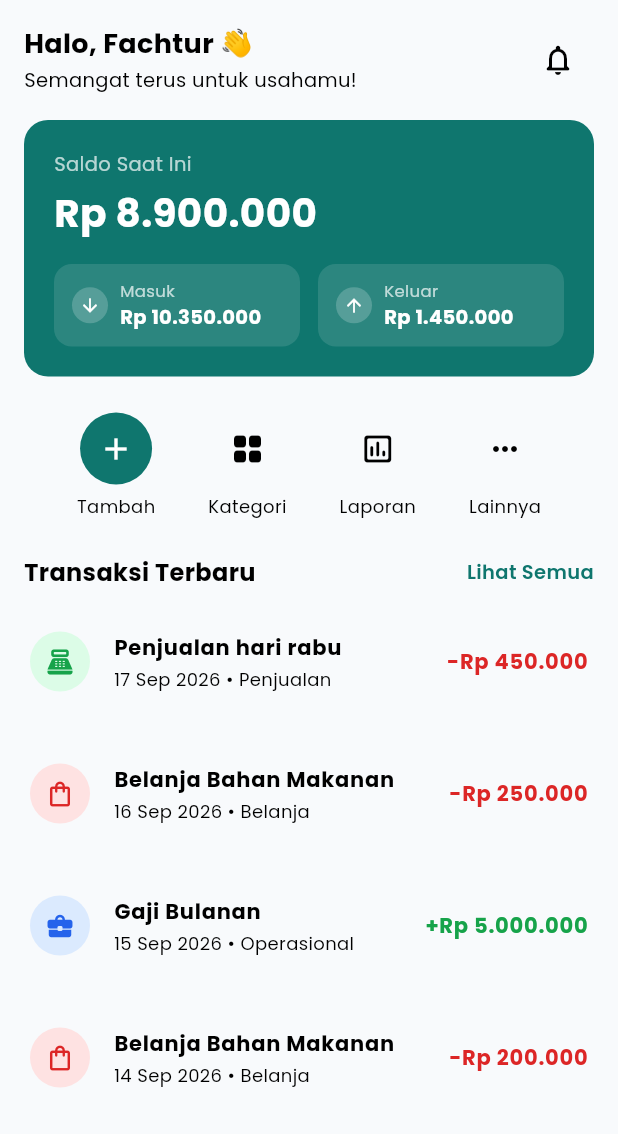
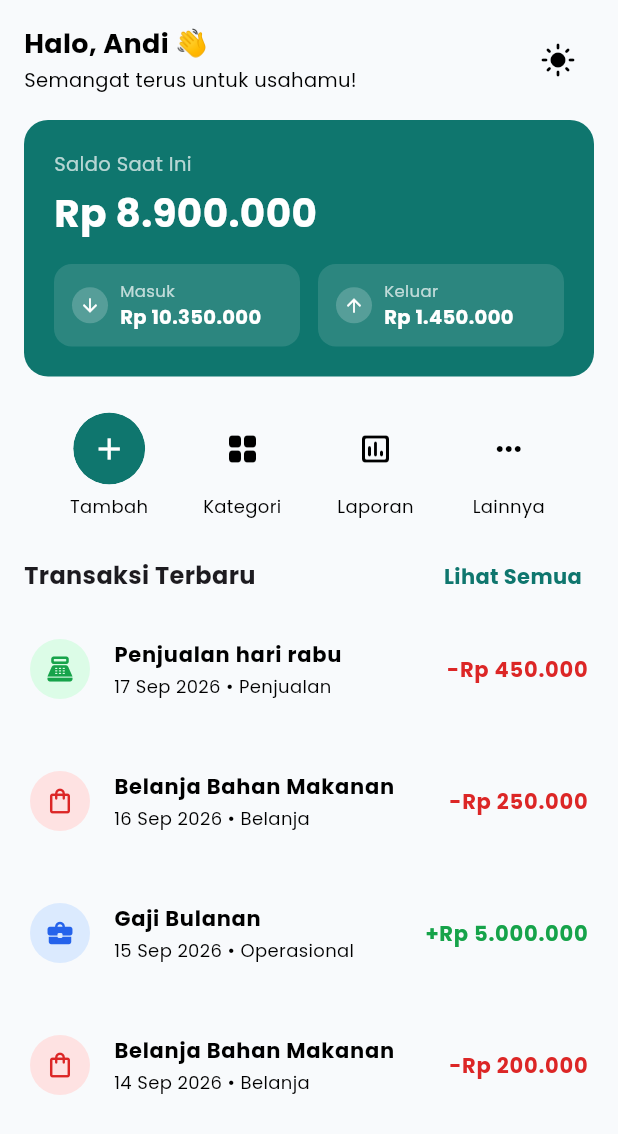
Before and after one commit to fachturrpl1/tallo, a Flutter app: the screen it shows after launch, on a phone screen of 412 x 824 dp. Shown: the top 1134 px of the screen. Run offline on Flutter 3.47's test engine with Material 3 defaults, Android fonts, the phone set to English and light mode, and no system bars; our stand-ins replace google_fonts, shared_preferences.

Commit message:
chore: semifinal application

```diff
--- a/lib/features/pages/dashboard_page.dart
+++ b/lib/features/pages/dashboard_page.dart
@@ -1,4 +1,5 @@
 import 'package:flutter/material.dart';
+import 'package:tallo/features/pages/transactions_page.dart';
 import '../models/transactions.dart';
 import '../models/transaction_summary.dart';
 import '../models/balance_result.dart';
@@ -8,16 +9,21 @@ import '../widgets/dashboard/dashboard_section_header.dart';
 import '../widgets/dashboard/transactions_summary.dart';
 import '../widgets/transactions/card/transactions_card.dart';
 import 'transaction_detail_page.dart';
-import 'transactions_page.dart';
 
 class DashboardPage extends StatelessWidget {
   final List<Transactions> transactionsList;
   final String userName;
+  final bool isDarkMode;
+  final VoidCallback? onThemeToggle;
+  final VoidCallback? onViewAllTap;
 
   const DashboardPage({
     super.key,
     required this.transactionsList,
-    this.userName = 'Fachtur',
+    this.userName = 'Andi',
+    required this.isDarkMode,
+    this.onThemeToggle,
+    this.onViewAllTap,
   });
 
   List<Transactions> get _recentTransactions {
@@ -28,20 +34,20 @@ class DashboardPage extends StatelessWidget {
 
   @override
   Widget build(BuildContext context) {
-    // Ringkasan & saldo dihitung dari SELURUH data (bukan hasil filter),
-    // karena dashboard menampilkan kondisi keuangan keseluruhan.
     final summary = TransactionSummary.fromList(transactionsList);
     final balanceResult = calculateBalance(transactionsList);
     final recentTransactions = _recentTransactions;
 
     return Scaffold(
       body: SafeArea(
+        bottom: false,
         child: ListView(
           padding: const EdgeInsets.all(16),
           children: [
             DashboardGreeting(
               userName: userName,
-              onNotificationTap: () {}, // TODO: fitur notifikasi belum ada
+              isDarkMode: isDarkMode,
+              onThemeToggle: onThemeToggle,
             ),
             const SizedBox(height: 16),
             TransactionSummaryBox(
@@ -59,12 +65,14 @@ class DashboardPage extends StatelessWidget {
             DashboardSectionHeader(
               title: 'Transaksi Terbaru',
               actionLabel: 'Lihat Semua',
-              onActionTap: () {
+              onActionTap: onViewAllTap ??
+                  () {
                     Navigator.push(
                       context,
                       MaterialPageRoute(
-                    builder: (context) =>
-                        TransactionsPage(transactionsList: transactionsList),
+                        builder: (context) => TransactionsPage(
+                          transactionsList: transactionsList,
+                        ),
                       ),
                     );
                   },
--- a/lib/features/pages/splashscreen.dart
+++ b/lib/features/pages/splashscreen.dart
@@ -1,11 +1,18 @@
 import 'package:flutter/material.dart';
 import '../models/transactions.dart';
-import 'transactions_page.dart';
+import 'dashboard_page.dart'; // ganti dari 'transactions_page.dart'
 
 class SplashScreen extends StatefulWidget {
   final List<Transactions> transactionsList;
+  final bool isDarkMode; // tambahan — field yang sebelumnya hilang
+  final VoidCallback onThemeToggle; // tambahan — field yang sebelumnya hilang
 
-  const SplashScreen({super.key, required this.transactionsList});
+  const SplashScreen({
+    super.key,
+    required this.transactionsList,
+    required this.isDarkMode,
+    required this.onThemeToggle,
+  });
 
   @override
   State<SplashScreen> createState() => _SplashScreenState();
@@ -24,8 +31,10 @@ class _SplashScreenState extends State<SplashScreen> {
 
     Navigator.of(context).pushReplacement(
       MaterialPageRoute(
-        builder: (context) => TransactionsPage(
+        builder: (context) => DashboardPage( // ganti dari TransactionsPage
           transactionsList: widget.transactionsList,
+          isDarkMode: widget.isDarkMode, // tambahan
+          onThemeToggle: widget.onThemeToggle, // tambahan
         ),
       ),
     );
--- a/lib/features/widgets/dashboard/dashboard_greeting.dart
+++ b/lib/features/widgets/dashboard/dashboard_greeting.dart
@@ -2,12 +2,14 @@ import 'package:flutter/material.dart';
 
 class DashboardGreeting extends StatelessWidget {
   final String userName;
-  final VoidCallback? onNotificationTap;
+  final bool isDarkMode;
+  final VoidCallback? onThemeToggle;
 
   const DashboardGreeting({
     super.key,
     required this.userName,
-    this.onNotificationTap,
+    required this.isDarkMode,
+    this.onThemeToggle,
   });
 
   @override
@@ -41,9 +43,9 @@ class DashboardGreeting extends StatelessWidget {
           ),
         ),
         IconButton(
-          onPressed: onNotificationTap,
+          onPressed: onThemeToggle,
           icon: Icon(
-            Icons.notifications_none_rounded,
+            isDarkMode ? Icons.dark_mode_rounded : Icons.light_mode_rounded,
             color: colorScheme.onSurface,
           ),
         ),
--- a/lib/features/widgets/dashboard/dashboard_quick_actions.dart
+++ b/lib/features/widgets/dashboard/dashboard_quick_actions.dart
@@ -44,7 +44,6 @@ class DashboardQuickActions extends StatelessWidget {
     );
   }
 }
-
 class _QuickActionButton extends StatelessWidget {
   final IconData icon;
   final String label;
@@ -62,12 +61,18 @@ class _QuickActionButton extends StatelessWidget {
   Widget build(BuildContext context) {
     final colorScheme = Theme.of(context).colorScheme;
 
-    return InkWell(
-      onTap: onTap,
-      borderRadius: BorderRadius.circular(32),
+    return SizedBox(
+      width: 64,
       child: Column(
         children: [
-          CircleAvatar(
+          Material( // tambahan — supaya InkWell punya ripple layer sendiri, terbatas di lingkaran
+            color: Colors.transparent,
+            shape: const CircleBorder(),
+            clipBehavior: Clip.antiAlias, // memotong ripple supaya tetap dalam lingkaran
+            child: InkWell(
+              onTap: onTap,
+              customBorder: const CircleBorder(), // ripple mengikuti bentuk lingkaran, bukan kotak
+              child: CircleAvatar(
                 radius: 24,
                 backgroundColor:
                     highlighted ? colorScheme.primary : colorScheme.surfaceContainerLow,
@@ -76,10 +81,16 @@ class _QuickActionButton extends StatelessWidget {
                   color: highlighted ? colorScheme.onPrimary : colorScheme.onSurfaceVariant,
                 ),
               ),
+            ),
+          ),
           const SizedBox(height: 6),
-          Text(
+          GestureDetector( // tambahan — label ikut bisa di-tap juga, tapi tanpa ripple
+            onTap: onTap,
+            child: Text(
               label,
+              textAlign: TextAlign.center,
               style: TextStyle(fontSize: 12, color: colorScheme.onSurfaceVariant),
+            ),
           ),
         ],
       ),
--- a/lib/features/widgets/dashboard/dashboard_section_header.dart
+++ b/lib/features/widgets/dashboard/dashboard_section_header.dart
@@ -1,40 +1,44 @@
+// File: widgets/dashboard/dashboard_section_header.dart
 import 'package:flutter/material.dart';
 
 class DashboardSectionHeader extends StatelessWidget {
   final String title;
   final String actionLabel;
-  final VoidCallback? onActionTap;
+  final VoidCallback onActionTap;
 
   const DashboardSectionHeader({
     super.key,
     required this.title,
     required this.actionLabel,
-    this.onActionTap,
+    required this.onActionTap,
   });
 
   @override
   Widget build(BuildContext context) {
-    final colorScheme = Theme.of(context).colorScheme;
-
     return Row(
       mainAxisAlignment: MainAxisAlignment.spaceBetween,
       children: [
         Text(
           title,
-          style: TextStyle(
+          style: const TextStyle(
             fontSize: 16,
             fontWeight: FontWeight.bold,
-            color: colorScheme.onSurface,
           ),
         ),
-        GestureDetector(
-          onTap: onActionTap,
-          child: Text(
-            actionLabel,
-            style: TextStyle(
-              fontSize: 13,
-              fontWeight: FontWeight.w600,
-              color: colorScheme.primary,
+        Material(
+          color: Colors.transparent,
+          child: InkWell(
+            onTap: onActionTap,
+            borderRadius: BorderRadius.circular(4),
+            child: Padding(
+              padding: const EdgeInsets.symmetric(horizontal: 8, vertical: 4),
+              child: Text(
+                actionLabel,
+                style: TextStyle(
+                  color: Theme.of(context).colorScheme.primary,
+                  fontWeight: FontWeight.bold,
+                ),
+              ),
             ),
           ),
         ),
--- a/lib/features/widgets/dashboard/transactions_summary.dart
+++ b/lib/features/widgets/dashboard/transactions_summary.dart
@@ -16,14 +16,16 @@ class TransactionSummaryBox extends StatelessWidget {
   Widget build(BuildContext context) {
     final colorScheme = Theme.of(context).colorScheme;
     final currencyFormat = NumberFormat.decimalPattern('id_ID');
-    final bool showSaldo = saldo != null; // tambahan
+    final bool showSaldo = saldo != null;
 
     Widget pill({
       required IconData icon,
       required String label,
       required int value,
+      required double width,
     }) {
-      return Expanded(
+      return SizedBox(
+        width: width,
         child: Container(
           padding: const EdgeInsets.symmetric(horizontal: 12, vertical: 10),
           decoration: BoxDecoration(
@@ -82,12 +84,39 @@ class TransactionSummaryBox extends StatelessWidget {
             ),
             const SizedBox(height: 16),
           ],
-          Row(
-            children: [
-              pill(icon: Icons.arrow_downward, label: 'Masuk', value: summary.totalMasuk),
-              const SizedBox(width: 12),
-              pill(icon: Icons.arrow_upward, label: 'Keluar', value: summary.totalKeluar),
-            ],
+          LayoutBuilder(
+            builder: (context, constraints) {
+              const spacing = 12.0;
+              const minPillWidth = 140.0; // ambang batas sebelum turun ke bawah
+
+              // Kalau lebar cukup untuk 2 pill berdampingan (>= 2x minPillWidth + spacing),
+              // tampilkan sejajar. Kalau tidak, masing-masing full width dan turun ke bawah.
+              final bool fitsTwoColumns =
+                  constraints.maxWidth >= (minPillWidth * 2 + spacing);
+
+              final double pillWidth = fitsTwoColumns
+                  ? (constraints.maxWidth - spacing) / 2
+                  : constraints.maxWidth;
+
+              return Wrap(
+                spacing: spacing,
+                runSpacing: spacing,
+                children: [
+                  pill(
+                    icon: Icons.arrow_downward,
+                    label: 'Masuk',
+                    value: summary.totalMasuk,
+                    width: pillWidth,
+                  ),
+                  pill(
+                    icon: Icons.arrow_upward,
+                    label: 'Keluar',
+                    value: summary.totalKeluar,
+                    width: pillWidth,
+                  ),
+                ],
+              );
+            },
           ),
         ],
       ),
--- a/lib/features/widgets/navigation/app_bottom_nav.dart
+++ b/lib/features/widgets/navigation/app_bottom_nav.dart
@@ -45,7 +45,6 @@ class AppBottomNav extends StatelessWidget {
               selected: currentIndex == 1,
               onTap: () => onTabSelected?.call(1),
             ),
-            _AddButton(onTap: onAddTap),
             _NavItem(
               icon: Icons.grid_view_rounded,
               label: 'Kategori',
--- a/lib/main.dart
+++ b/lib/main.dart
@@ -1,6 +1,5 @@
 import 'package:flutter/material.dart';
-import 'package:tallo/features/pages/dashboard_page.dart';
-import 'package:tallo/features/pages/splashscreen.dart';
+import 'features/pages/splashscreen.dart';
 import 'features/models/transactions.dart';
 import 'core/theme/app_theme.dart';
 import 'package:intl/date_symbol_data_local.dart';
@@ -73,17 +72,33 @@ final List<Transactions> transactionsList = [
   ),
 ];
 
-class TalloApp extends StatelessWidget {
+class TalloApp extends StatefulWidget {
   const TalloApp({super.key});
 
+  @override
+  State<TalloApp> createState() => _TalloAppState();
+}
+
+class _TalloAppState extends State<TalloApp> {
+  ThemeMode _themeMode = ThemeMode.light;
+
+  void _toggleTheme() {
+    setState(() {
+      _themeMode = _themeMode == ThemeMode.light ? ThemeMode.dark : ThemeMode.light;
+    });
+  }
   @override
   Widget build(BuildContext context) {
     return MaterialApp(
       debugShowCheckedModeBanner: false,
       theme: AppTheme.light,
       darkTheme: AppTheme.dark,
-      themeMode: ThemeMode.light,
-      home: DashboardPage(transactionsList: transactionsList),
+      themeMode: _themeMode,
+      home: SplashScreen(
+        transactionsList: transactionsList,
+        isDarkMode: _themeMode == ThemeMode.dark, // tambahan
+        onThemeToggle: _toggleTheme, // tambahan
+      ),
     );
   }
 }
```
Also changed, not shown: lib/features/pages/root_shell.dart (added, +74 -0 lines), lib/features/pages/transactions_page.dart (line endings or trailing spaces). Lines whose indentation alone changed are shown as unchanged.
